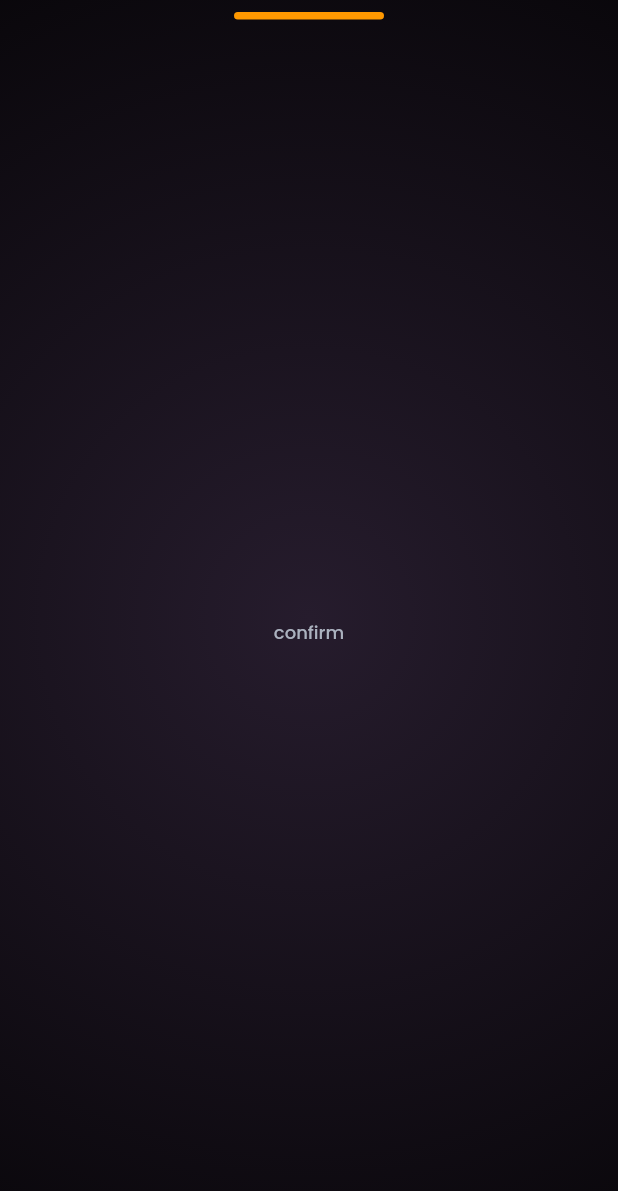
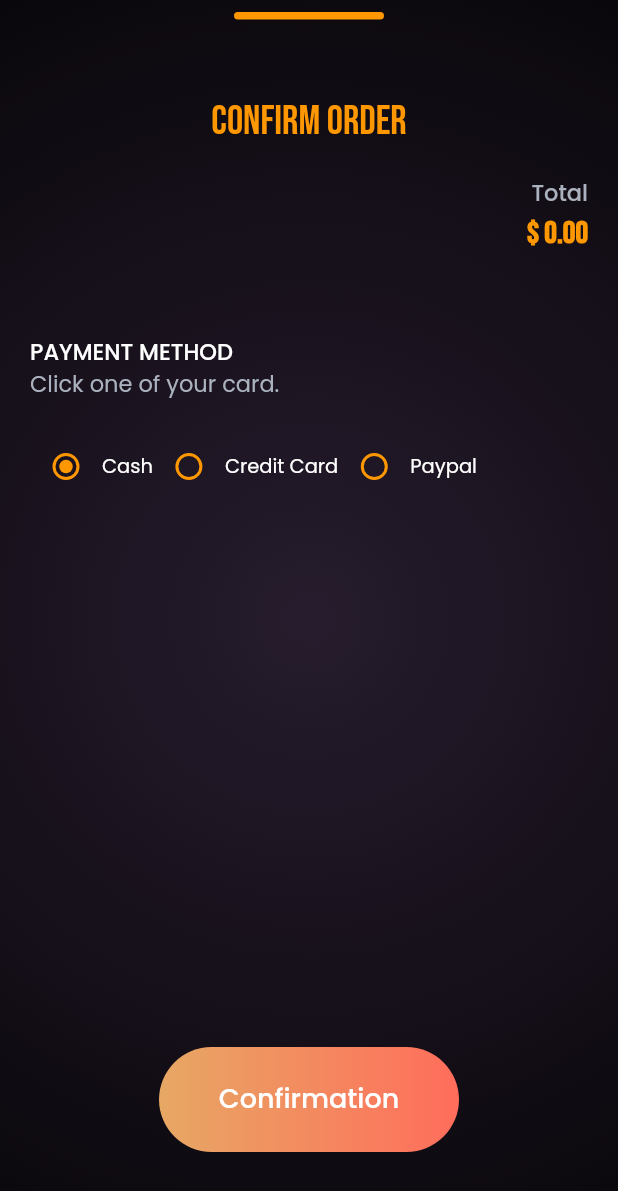
Before and after one commit to Thepilli/foda_application, a Flutter app: the CheckoutPage screen opened directly, swiped to page 2, on a phone screen of 412 x 824 dp. Shown: the top 1191 px of the screen. Run offline on Flutter 3.47's test engine with Material 2 defaults, Android fonts, the phone set to English and light mode, and no system bars; our stand-ins replace cloud_firestore, either_dart, equatable, firebase_auth, firebase_core, flutter_screenutil and 6 more; accounts and stored records are empty.

Commit message:
customer side done

```diff
--- a/lib/core/constants/image_path.dart
+++ b/lib/core/constants/image_path.dart
@@ -17,4 +17,5 @@ class ImagePath {
   static const String sopaDeLima = 'assets/images/sopa_de_lima.png';
   static const String tamales = 'assets/images/tamales.png';
   static const String tostadas = 'assets/images/tostadas.png';
+  static const String basket = 'assets/images/basket.png';
 }
--- a/lib/core/themes/app_theme.dart
+++ b/lib/core/themes/app_theme.dart
@@ -67,7 +67,7 @@ class AppTheme {
     hintColor: AppColors.whiteColor,
     indicatorColor: AppColors.red,
     radioTheme: RadioThemeData(
-      fillColor: MaterialStateProperty.all(AppColors.purple),
+      fillColor: MaterialStateProperty.all(AppColors.orange),
       splashRadius: 24,
     ),
     iconTheme: const IconThemeData(color: AppColors.grey),
--- a/lib/presentation/pages/checkout_page/checkout_page.dart
+++ b/lib/presentation/pages/checkout_page/checkout_page.dart
@@ -3,6 +3,8 @@ import 'package:foda/core/components/app_scaffold.dart';
 import 'package:foda/core/themes/app_theme.dart';
 import 'package:foda/presentation/pages/cart_page/cart_page.dart';
 import 'package:foda/presentation/pages/checkout_page/checkout_state.dart';
+import 'package:foda/presentation/pages/checkout_page/confirmation_order_page.dart';
+import 'package:foda/presentation/pages/checkout_page/widgets/completed_order_page.dart';
 import 'package:provider/provider.dart';
 
 class CheckoutPage extends StatelessWidget {
@@ -26,18 +28,10 @@ class CheckoutPage extends StatelessWidget {
             controller: state.pageController,
             onPageChanged: state.onPageChange,
             // physics: const NeverScrollableScrollPhysics(),
-            children: [
-              const CartPage(),
-              Container(
-                child: const Center(
-                  child: Text('confirm'),
-                ),
-              ),
-              Container(
-                child: const Center(
-                  child: Text('FINISH'),
-                ),
-              ),
+            children: const [
+              CartPage(),
+              ConfirmationOrderPage(),
+              CompeltedOrderPage(),
             ]),
       ),
     ]));
--- /dev/null
+++ b/lib/presentation/pages/checkout_page/confirmation_order_page.dart
@@ -0,0 +1,53 @@
+import 'package:flutter/material.dart';
+import 'package:foda/core/components/foda_button.dart';
+import 'package:foda/core/themes/app_theme.dart';
+import 'package:foda/presentation/pages/checkout_page/checkout_state.dart';
+import 'package:foda/presentation/pages/checkout_page/widgets/cart_summary.dart';
+import 'package:foda/presentation/pages/checkout_page/widgets/payment_method.dart';
+import 'package:provider/provider.dart';
+
+class ConfirmationOrderPage extends StatelessWidget {
+  const ConfirmationOrderPage({super.key});
+
+  @override
+  Widget build(BuildContext context) {
+    final state = context.watch<CheckoutState>();
+    return Column(
+      children: [
+        const SizedBox(height: AppTheme.elementSpacing),
+        Text(
+          "Confirm Order",
+          style: Theme.of(context).textTheme.displayMedium?.copyWith(
+                color: AppColors.orange,
+              ),
+        ),
+        const Expanded(
+          child: SingleChildScrollView(
+            padding: EdgeInsets.symmetric(horizontal: AppTheme.cardPadding),
+            child: Column(
+              crossAxisAlignment: CrossAxisAlignment.start,
+              children: [
+                SizedBox(height: AppTheme.cardPadding),
+                CartSummary(),
+                PaymentMethod(),
+              ],
+            ),
+          ),
+        ),
+        Padding(
+          padding: const EdgeInsets.symmetric(horizontal: AppTheme.cardPadding),
+          child: FodaButton(
+            state: state.isLoading ? ButtonState.loading : ButtonState.idle,
+            label: "Confirmation",
+            gradientColors: const [
+              AppColors.gradient3,
+              AppColors.gradient4,
+            ],
+            onTap: context.read<CheckoutState>().placeOrder,
+          ),
+        ),
+        const SizedBox(height: kToolbarHeight),
+      ],
+    );
+  }
+}
--- /dev/null
+++ b/lib/presentation/pages/checkout_page/widgets/cart_summary.dart
@@ -0,0 +1,67 @@
+import 'package:flutter/material.dart';
+import 'package:foda/core/components/app_cart_nav_bar_card.dart';
+import 'package:foda/core/themes/app_theme.dart';
+import 'package:foda/presentation/pages/checkout_page/checkout_state.dart';
+import 'package:provider/provider.dart';
+
+class CartSummary extends StatelessWidget {
+  const CartSummary({super.key});
+
+  @override
+  Widget build(BuildContext context) {
+    final state = context.watch<CheckoutState>();
+
+    return Row(
+      crossAxisAlignment: CrossAxisAlignment.center,
+      children: [
+        Expanded(
+          child: SizedBox(
+            height: 100,
+            child: Stack(
+              clipBehavior: Clip.none,
+              children: List.generate(
+                state.cart.length,
+                (index) => Positioned(
+                  left: index.toDouble() * 50,
+                  child: SizedBox(
+                    height: 65,
+                    child: FittedBox(
+                      child: Stack(
+                        clipBehavior: Clip.none,
+                        children: [
+                          CartBottomNavigationBarCard(
+                            cartItem: state.cart[index],
+                            food: state.cartItems[state.cart[index].foodId],
+                          ),
+                        ],
+                      ),
+                    ),
+                  ),
+                ),
+              ),
+            ),
+          ),
+        ),
+        Column(
+          crossAxisAlignment: CrossAxisAlignment.end,
+          children: [
+            Text(
+              "Total",
+              style: Theme.of(context).textTheme.titleMedium?.copyWith(
+                    color: AppColors.grey,
+                  ),
+            ),
+            Text(
+              "\$ ${state.getTotalAmount}.00",
+              style: Theme.of(context).textTheme.displaySmall?.copyWith(
+                    color: AppColors.orange,
+                    fontWeight: FontWeight.bold,
+                  ),
+            ),
+            const SizedBox(height: kToolbarHeight),
+          ],
+        ),
+      ],
+    );
+  }
+}
--- /dev/null
+++ b/lib/presentation/pages/checkout_page/widgets/payment_method.dart
@@ -0,0 +1,55 @@
+import 'package:flutter/material.dart';
+import 'package:foda/core/themes/app_theme.dart';
+import 'package:foda/presentation/pages/checkout_page/checkout_state.dart';
+import 'package:provider/provider.dart';
+
+class PaymentMethod extends StatelessWidget {
+  const PaymentMethod({
+    Key? key,
+  }) : super(key: key);
+
+  @override
+  Widget build(BuildContext context) {
+    final state = context.watch<CheckoutState>();
+
+    return Column(
+      crossAxisAlignment: CrossAxisAlignment.start,
+      children: [
+        Text(
+          "PAYMENT METHOD",
+          style: Theme.of(context).textTheme.titleMedium,
+        ),
+        Text(
+          "Click one of your card.",
+          style: Theme.of(context).textTheme.titleMedium?.copyWith(
+                color: AppColors.grey,
+                fontWeight: FontWeight.w400,
+              ),
+        ),
+        const SizedBox(height: AppTheme.cardPadding),
+        Row(
+          children: List.generate(
+            paymentMethods.length,
+            (index) => Row(
+              children: [
+                Radio<bool>(
+                  value: state.selectedPaymentMethod == paymentMethods[index],
+                  groupValue: true,
+                  onChanged: (v) {
+                    state.setPayment(paymentMethods[index]);
+                  },
+                ),
+                Text(
+                  paymentMethods[index],
+                  style: Theme.of(context).textTheme.bodyLarge?.copyWith(
+                        fontWeight: FontWeight.w400,
+                      ),
+                ),
+              ],
+            ),
+          ),
+        ),
+      ],
+    );
+  }
+}
--- a/lib/presentation/pages/overview_page/overview_state.dart
+++ b/lib/presentation/pages/overview_page/overview_state.dart
@@ -1,5 +1,4 @@
 import 'package:flutter/material.dart';
-import 'package:flutter_screenutil/flutter_screenutil.dart';
 import 'package:foda/core/components/base_state.dart';
 import 'package:foda/core/themes/app_theme.dart';
 import 'package:foda/core/utils/custom_toast.dart';
@@ -59,7 +58,7 @@ class OverviewState extends BaseState {
       enableDrag: true,
       useRootNavigator: true,
       elevation: 10,
-      builder: (_) => SizedBox(height: MediaQuery.of(context).size.height * 0.90.h, child: const CheckoutPage()),
+      builder: (_) => SizedBox(height: MediaQuery.of(context).size.height * 0.90, child: const CheckoutPage()),
     );
   }
 }
--- a/pubspec.yaml
+++ b/pubspec.yaml
@@ -59,6 +59,8 @@ dependencies:
   file_picker: ^5.3.3
   fluttertoast: ^8.0.8
   sheet: ^0.0.4+1
+  cached_network_image: ^3.2.3
+  sqflite: ^2.3.0
 
 dev_dependencies:
   flutter_test:
```
Also changed, not shown: lib/presentation/pages/account_page/account_page.dart (+12 -1 lines), lib/presentation/pages/cart_page/cart_page.dart (+26 -3 lines), lib/presentation/pages/checkout_page/widgets/completed_order_page.dart (added, +143 -0 lines), assets/images/basket.png (added), pubspec.lock, 1 other file.
